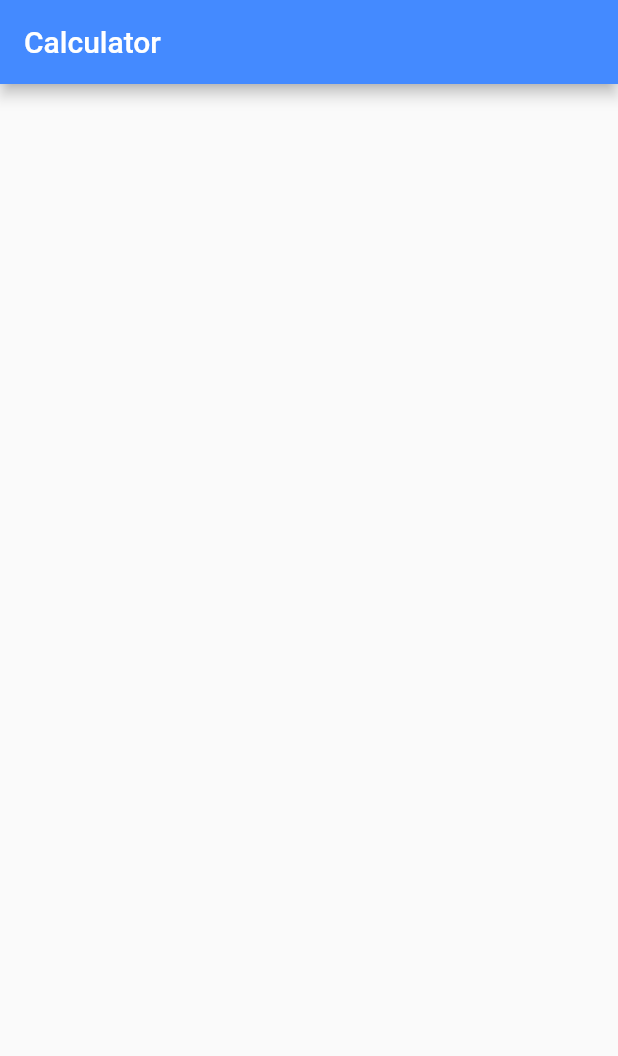
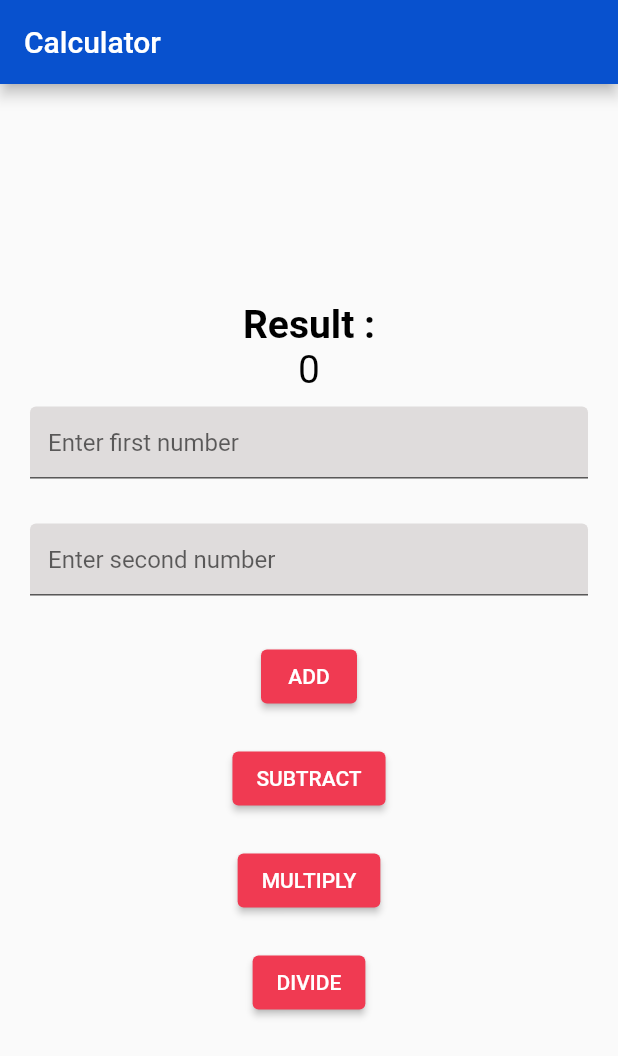
Before and after one commit to dhenoputri17/flutter-dheno-fundamental, a Flutter app: the screen it shows after launch, on a phone screen of 412 x 824 dp. Shown: the top 1056 px of the screen. Run offline on Flutter 3.47's test engine with Material 2 defaults, Android fonts, the phone set to English and light mode, and no system bars.

Commit message:
miniproject2

```diff
--- a/lib/main.dart
+++ b/lib/main.dart
@@ -3,16 +3,82 @@ import 'package:flutter/material.dart';
 void main() => runApp(const MyApp());
 
 class MyApp extends StatelessWidget {
-   const MyApp({super.key});
+  const MyApp({super.key});
   @override
   Widget build(BuildContext context) {
     return MaterialApp(
         title: 'Mini Project',
         home: Scaffold(
           appBar: AppBar(
-            title: const Text('Calculator'),
-            backgroundColor: Colors.blueAccent,
+            title:const Text('Calculator'),
+            backgroundColor:const Color.fromARGB(255, 8, 81, 206),
           ),
+          body: Container(
+            margin: EdgeInsets.all(20),
+            child: Column(
+              mainAxisAlignment: MainAxisAlignment.center,
+              crossAxisAlignment: CrossAxisAlignment.center,
+              children: <Widget>[
+               const Text(
+                  'Result :',
+                  textAlign: TextAlign.start,
+                  style: TextStyle(fontSize: 26, color: Colors.black, fontWeight: FontWeight.bold),
+                ),
+                Text('0',
+                  style: TextStyle(fontSize: 26, color: Colors.black),
+                ),
+                SizedBox(height: 10,),
+               const TextField(
+                  decoration: InputDecoration(
+                    fillColor: Color.fromARGB(255, 223, 220, 220),
+                    filled: true,
+                    hintText: "Enter first number"
+                  )
+                ),
+                SizedBox(height: 30,),
+               const  TextField(
+                  decoration: InputDecoration(
+                    fillColor: Color.fromARGB(255, 223, 220, 220),
+                    filled: true,
+                    hintText: "Enter second number"
+                  ),
+                ),
+                SizedBox(height: 30,),
+                ElevatedButton(
+                  onPressed: () {},
+
+                  child: Text('ADD'),
+                  style: ElevatedButton.styleFrom(backgroundColor: Color.fromARGB(255, 240, 58, 82)),
+                ),
+                SizedBox(height: 20,),
+                ElevatedButton(
+                  onPressed: () {},
+                  child: Text('SUBTRACT'),
+                  style: ElevatedButton.styleFrom(backgroundColor: Color.fromARGB(255, 240, 58, 82)),
+                ),
+                SizedBox(height: 20,),
+                ElevatedButton(
+                  onPressed: () {},
+                  child: Text('MULTIPLY'),
+                  style: ElevatedButton.styleFrom(backgroundColor: Color.fromARGB(255, 240, 58, 82)),
+
+                ),
+                SizedBox(height: 20,),
+                ElevatedButton(
+                  onPressed: () {},
+                  child: Text('DIVIDE'),
+                  style: ElevatedButton.styleFrom(backgroundColor: Color.fromARGB(255, 240, 58, 82)),
+                )
+              ],
+              ),
+          ),
+          /*body: Column(
+            children: const <Widget>[
+              Text('Result : ', style: TextStyle(fontSize: 26, color: Colors.black ))
+            ],
+
+          ),*/
+
         )
       );
   }
```
